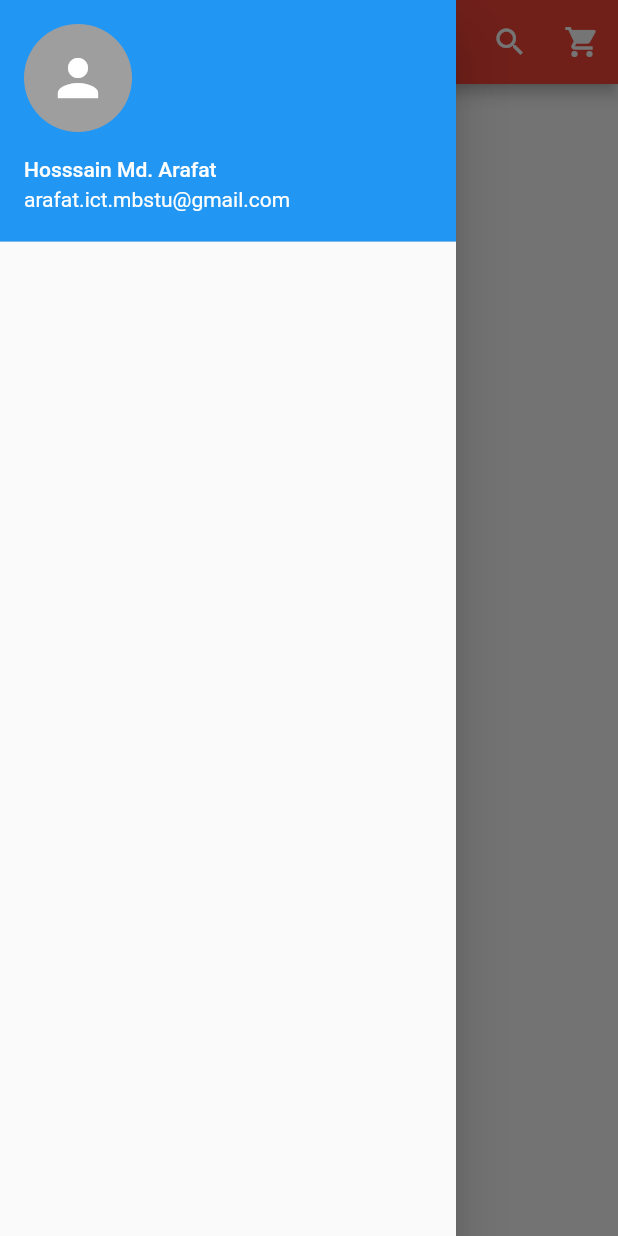
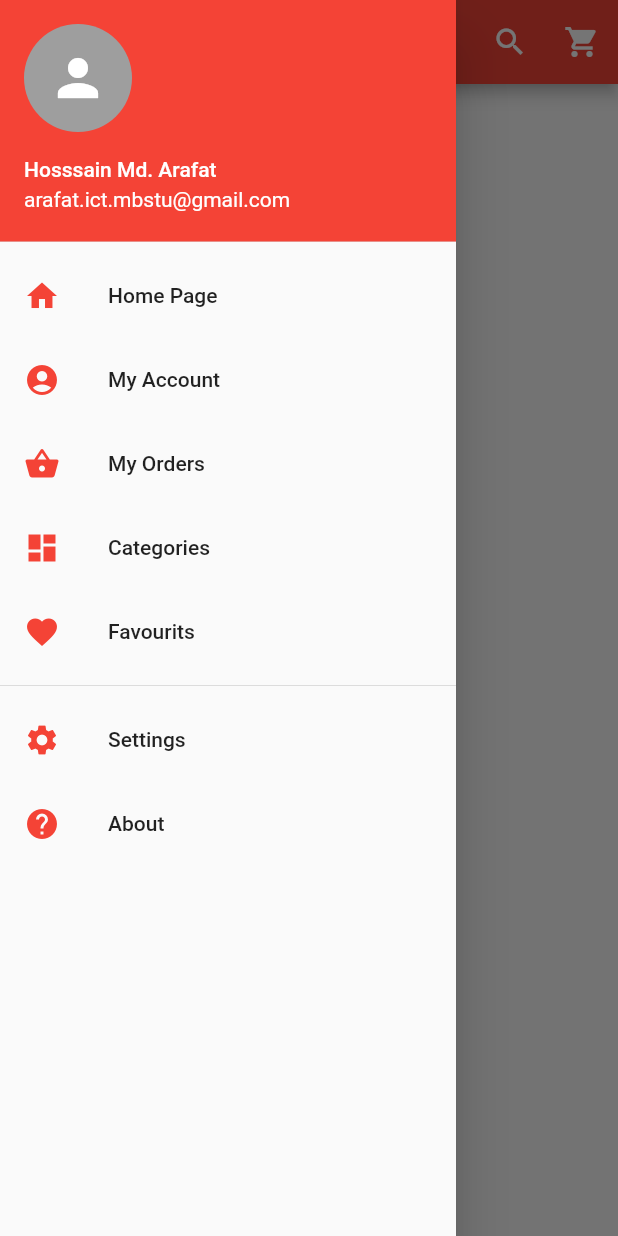
Before and after one commit to amiarafat/shop_app, a Flutter app: the screen it shows after launch, with the side drawer open, on a phone screen of 412 x 824 dp. Run offline on Flutter 3.47's test engine with Material 2 defaults, Android fonts, the phone set to English and light mode, and no system bars.

Commit message:
4th commit with drawer items with widgets

```diff
--- a/lib/main.dart
+++ b/lib/main.dart
@@ -47,8 +47,80 @@ class _HomePageState extends State<HomePage> {
               currentAccountPicture: GestureDetector(
                 child: new CircleAvatar(
                   backgroundColor: Colors.grey,
-                  child: Icon(Icons.person, color: Colors.white,size: 40,),
+                  child: Icon(
+                    Icons.person,
+                    color: Colors.white,
+                    size: 40,
+                  ),
                 ),
+              ),
+              decoration: new BoxDecoration(
+                color: Colors.red,
+              ),
+            ),
+//            Body
+
+            InkWell(
+              onTap: (){},
+              child: ListTile(
+                title: Text('Home Page'),
+                leading: Icon(Icons.home, color: Colors.red,),
+
+              ),
+            ),
+            InkWell(
+              onTap: (){},
+              child: ListTile(
+                title: Text('My Account'),
+                leading: Icon(Icons.account_circle, color: Colors.red,),
+
+              ),
+            ),
+
+            InkWell(
+              onTap: (){},
+              child: ListTile(
+                title: Text('My Orders'),
+                leading: Icon(Icons.shopping_basket , color: Colors.red,),
+
+              ),
+            ),
+
+            InkWell(
+              onTap: (){},
+              child: ListTile(
+                title: Text('Categories'),
+                leading: Icon(Icons.dashboard, color: Colors.red,),
+
+              ),
+            ),
+
+            InkWell(
+              onTap: (){},
+              child: ListTile(
+                title: Text('Favourits'),
+                leading: Icon(Icons.favorite, color: Colors.red,),
+
+              ),
+            ),
+
+            Divider(),
+
+            InkWell(
+              onTap: (){},
+              child: ListTile(
+                title: Text('Settings'),
+                leading: Icon(Icons.settings, color: Colors.red,),
+
+              ),
+            ),
+
+            InkWell(
+              onTap: (){},
+              child: ListTile(
+                title: Text('About'),
+                leading: Icon(Icons.help, color: Colors.red,),
+
               ),
             ),
 
```
